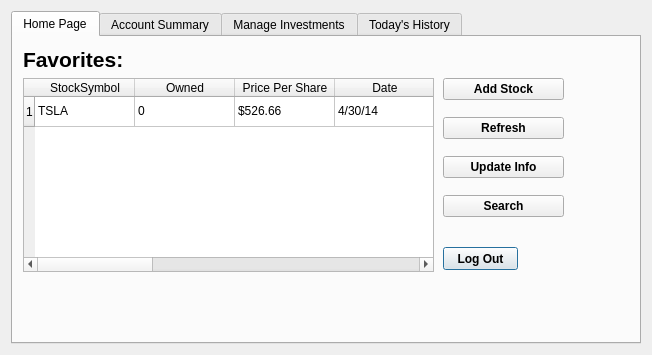
Before: the Qt Designer form loginpage.ui in ckhajavi/MI5, drawn with Qt 5.
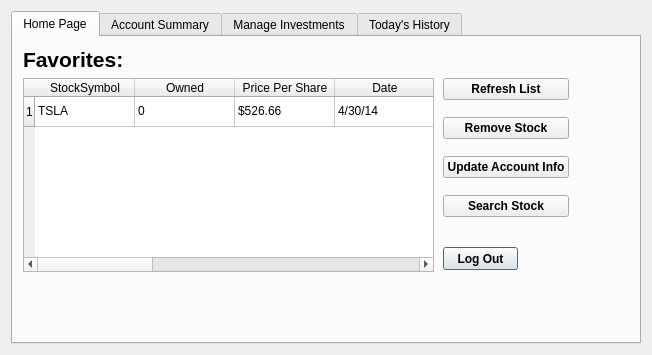
After: the same form once the commit is applied.

```diff
--- a/loginpage.ui
+++ b/loginpage.ui
@@ -57,24 +57,11 @@
         <rect>
          <x>430</x>
          <y>30</y>
-         <width>121</width>
+         <width>126</width>
          <height>161</height>
         </rect>
        </property>
        <layout class="QVBoxLayout" name="verticalLayout_8">
-        <item>
-         <widget class="QPushButton" name="btnAddStock">
-          <property name="font">
-           <font>
-            <weight>75</weight>
-            <bold>true</bold>
-           </font>
-          </property>
-          <property name="text">
-           <string>Add Stock</string>
-          </property>
-         </widget>
-        </item>
         <item>
          <widget class="QPushButton" name="btnRefresh">
           <property name="font">
@@ -84,7 +71,20 @@
            </font>
           </property>
           <property name="text">
-           <string>Refresh</string>
+           <string>Refresh List</string>
+          </property>
+         </widget>
+        </item>
+        <item>
+         <widget class="QPushButton" name="pushButton">
+          <property name="font">
+           <font>
+            <weight>75</weight>
+            <bold>true</bold>
+           </font>
+          </property>
+          <property name="text">
+           <string>Remove Stock</string>
           </property>
          </widget>
         </item>
@@ -97,7 +97,7 @@
            </font>
           </property>
           <property name="text">
-           <string>Update Info</string>
+           <string>Update Account Info</string>
           </property>
          </widget>
         </item>
@@ -110,7 +110,7 @@
            </font>
           </property>
           <property name="text">
-           <string>Search</string>
+           <string>Search Stock</string>
           </property>
          </widget>
         </item>
```
